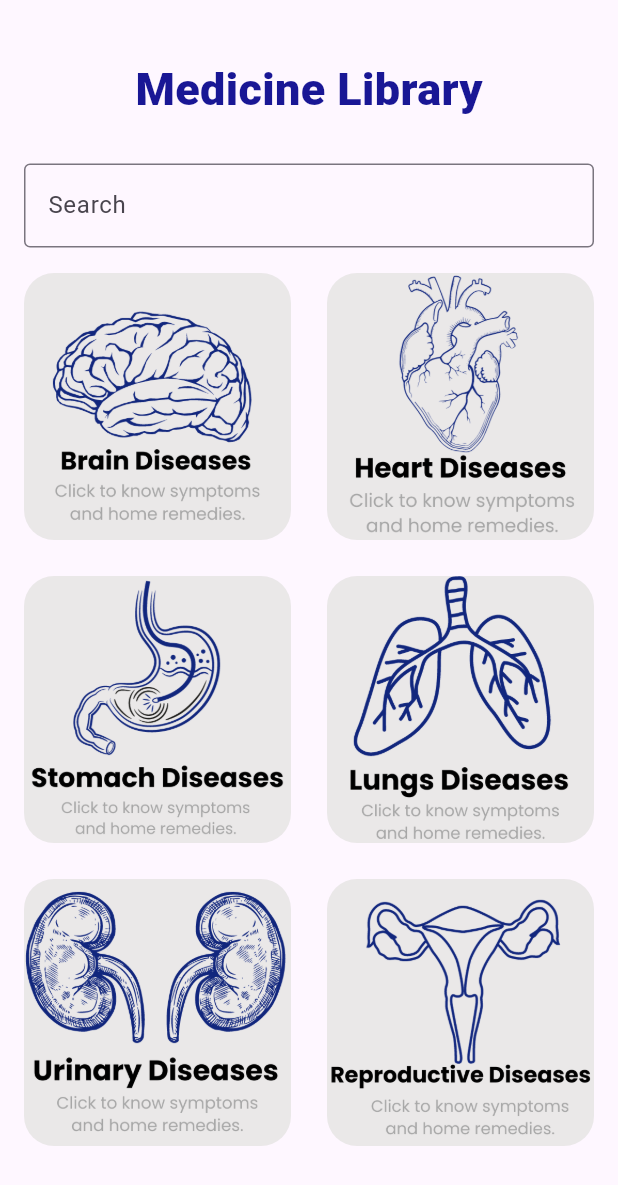
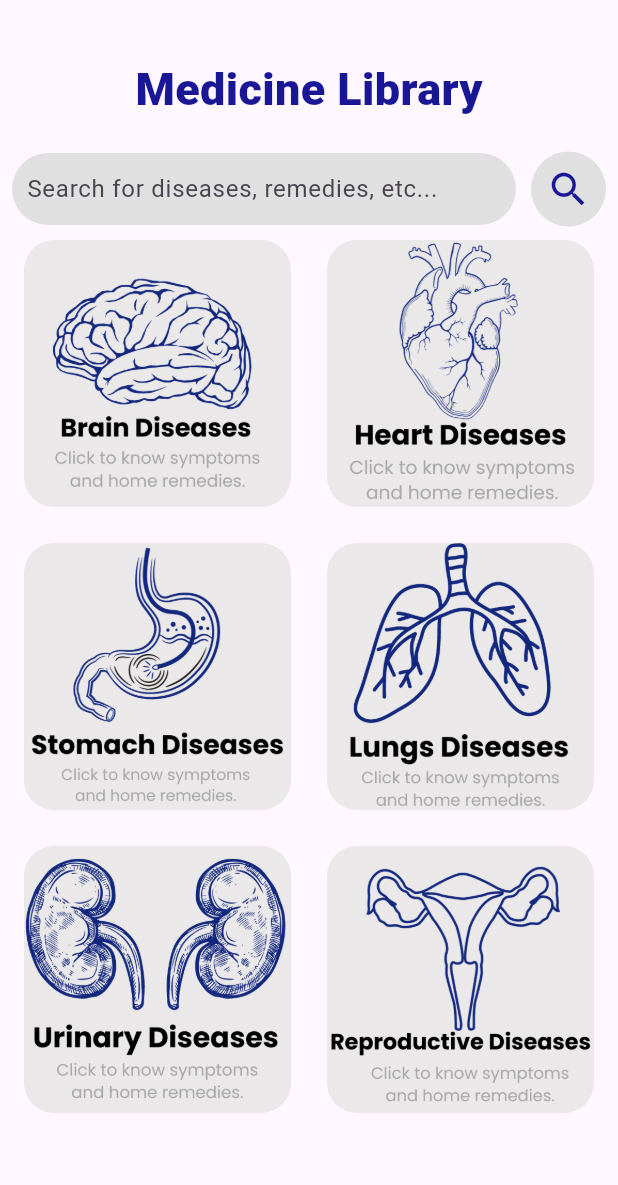
Before and after one commit to Wilmer27-ai/cc206-med_sync, a Flutter app: the screen it shows after launch, on a phone screen of 412 x 824 dp. Shown: the top 1185 px of the screen. Run offline on Flutter 3.47's test engine with Material 2 defaults, Android fonts, the phone set to English and light mode, and no system bars; Roboto replaces fonts that are missing (Poppins).

Commit message:
Search Bar and Search Icon Button
Created search bar with a label and search button using an Icon

```diff
--- a/lib/features/medicine_library.dart
+++ b/lib/features/medicine_library.dart
@@ -12,7 +12,7 @@ class MedicineLibrary extends StatelessWidget {
           crossAxisAlignment: CrossAxisAlignment.center,
           children: [
             const Padding(
-              padding: EdgeInsets.only(top: 30), // Adjust the top padding as needed
+              padding: EdgeInsets.only(top: 30), // Adjust the top padding
               child: Text(
                 'Medicine Library',
                 style: TextStyle(
@@ -24,15 +24,42 @@ class MedicineLibrary extends StatelessWidget {
               ),
             ),
             const SizedBox(height: 20),
-            const Padding(
-              padding: EdgeInsets.all(8.0),
-              child: TextField(
-                decoration: InputDecoration(
-                  hintText: 'Search',
-                  border: OutlineInputBorder(),
-                ),
-              ),
-            ),
+            //SEARCH
+             Row(
+                    children: [
+                      Expanded(
+                        child: Container(
+                          decoration: BoxDecoration(
+                            color: Colors.grey[300], // Set the background color to gray
+                            borderRadius: BorderRadius.circular(25.0), // Set the radius as needed
+                          ),
+                          child: TextField(
+                            decoration: InputDecoration(
+                              hintText: 'Search for diseases, remedies, etc...',
+                              border: InputBorder.none, // Remove the default border
+                              contentPadding: EdgeInsets.all(10.0), // Add padding to the input field
+                            ),
+                          ),
+                        ),
+                      ),
+                      SizedBox(width: 10.0), // Add some spacing between the text field and the icon
+                      Container(
+                        padding: const EdgeInsets.all(10.0),
+                        decoration: BoxDecoration(
+                          shape: BoxShape.circle,
+                          color: Colors.grey[300], // Set the background color of the circular icon to gray
+                        ),
+                        child: Icon(
+                          Icons.search, // Icons class
+                          color: Color.fromARGB(255, 25, 23, 149), // Set the icon color
+                          size: 30.0, // Set the size of the icon
+                        ),
+                      ),
+                    ],
+                  ),
+
+            //SEARCH
+
             const SizedBox(height: 1),
             GridView.count(
               shrinkWrap: true,
```
Also changed, not shown: 1 other file.
